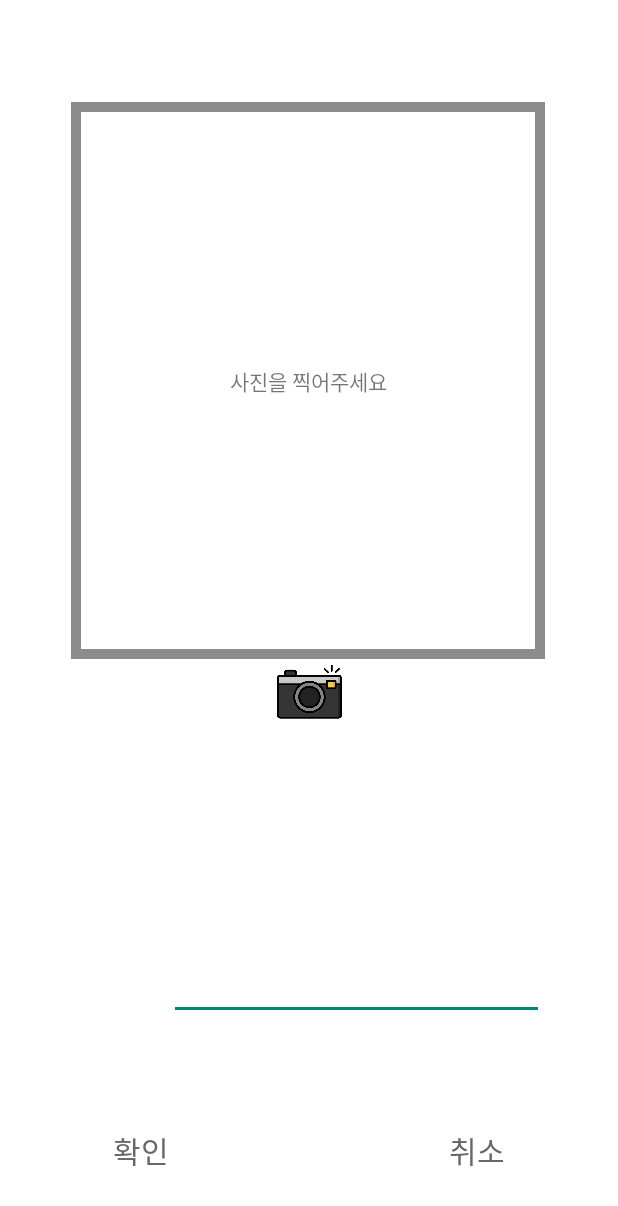
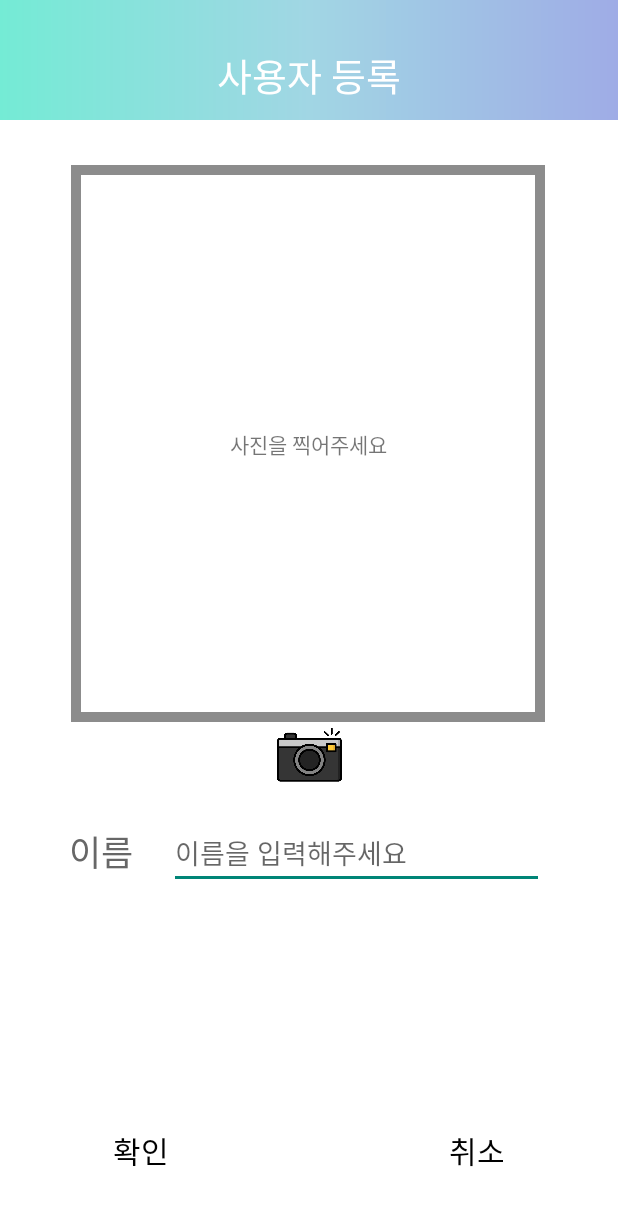
Before and after one commit to dudtjs1021ej/faceRecognition_doorlock, an Android app: the Face screen opened directly, with no data from a screen before it, on a phone screen of 412 x 824 dp. Shown: the top 1206 px of the screen. Run offline under Robolectric (Android 15) with nearby library versions, the phone set to English and light mode, and no system bars; our stand-ins replace Firebase (no records; nobody signed in at launch, a user with empty details on screens opened directly).

Commit message:
출입 기록 스크롤 오류 수정 & 사용자 등록 텍스트 invisible 수정

```diff
--- a/app/src/main/java/com/example/facerecognitionlock/CustomAdapter.java
+++ b/app/src/main/java/com/example/facerecognitionlock/CustomAdapter.java
@@ -40,7 +40,7 @@ public class CustomAdapter extends RecyclerView.Adapter<CustomAdapter.CustomView
                 .load(arrayList.get(position).getprofile())
              //   .error(R.drawable.ic_launcher_background)
                 .into(holder.profile);
-        holder.time.setText(arrayList.get(position).getTime()+" 출입을 감지했습니다.");
+        holder.time.setText(arrayList.get(position).getTime());
 
     }
 
--- a/app/src/main/java/com/example/facerecognitionlock/Fragment_cctv.java
+++ b/app/src/main/java/com/example/facerecognitionlock/Fragment_cctv.java
@@ -43,7 +43,6 @@ public class Fragment_cctv extends Fragment {
     ImageButton button;
     Button alarm;
     Boolean bAlarm;
-    ScrollView scrollView;
 
     //Boolean data_alarm=false;
     String imgUrl=null;
@@ -83,8 +82,6 @@ public class Fragment_cctv extends Fragment {
 
         recyclerView=view.findViewById(R.id.recyclerview);
 
-        scrollView=view.findViewById(R.id.scrollView2);
-        scrollView.fullScroll(ScrollView.FOCUS_DOWN);
 
         recyclerView.setHasFixedSize(true);
         layoutManager=new LinearLayoutManager(getActivity());
@@ -222,6 +219,8 @@ public class Fragment_cctv extends Fragment {
 
         return view;
     }
+
+
 
     public void visitorList(){ //방문자 목록 불러오기
         database=FirebaseDatabase.getInstance(); //파이어베이스 데이터베이스 연동
--- a/app/src/main/java/com/example/facerecognitionlock/SplashActivity.java
+++ b/app/src/main/java/com/example/facerecognitionlock/SplashActivity.java
@@ -40,7 +40,7 @@ public class SplashActivity extends Activity {
 
             @Override
             public void onAnimationEnd(Animation animation) {
-                startActivity(new Intent(SplashActivity.this, Login.class));
+                startActivity(new Intent(SplashActivity.this, MainActivity.class));
 
             }
 
--- a/app/src/main/res/layout/activity_face.xml
+++ b/app/src/main/res/layout/activity_face.xml
@@ -12,18 +12,19 @@
         android:id="@+id/image"
         android:layout_width="316dp"
         android:layout_height="371dp"
-        android:layout_marginTop="68dp"
+        android:layout_marginTop="30dp"
         android:autofillHints="사진을 찍어주세요"
         android:background="@drawable/frame"
         app:layout_constraintEnd_toEndOf="parent"
         app:layout_constraintHorizontal_bias="0.494"
         app:layout_constraintStart_toStartOf="parent"
-        app:layout_constraintTop_toTopOf="parent" />
+        app:layout_constraintTop_toBottomOf="@+id/constraintLayout3" />
 
     <TextView
         android:id="@+id/takePictureTextView"
         android:layout_width="wrap_content"
         android:layout_height="wrap_content"
+        android:fontFamily="@font/dream3"
         android:text="사진을 찍어주세요"
         android:visibility="visible"
         app:layout_constraintBottom_toBottomOf="@+id/image"
@@ -42,15 +43,6 @@
         app:layout_constraintStart_toStartOf="parent"
         app:layout_constraintTop_toBottomOf="@+id/image" />
 
-    <androidx.constraintlayout.widget.ConstraintLayout
-        android:id="@+id/constraintLayout3"
-        android:layout_width="0dp"
-        android:layout_height="0dp"
-        app:layout_constraintBottom_toBottomOf="parent"
-        app:layout_constraintEnd_toEndOf="parent"
-        app:layout_constraintStart_toStartOf="parent"
-        app:layout_constraintTop_toTopOf="parent">
-
 
     <Button
         android:id="@+id/bt_upload"
@@ -62,7 +54,7 @@
         android:fontFamily="@font/dream6"
         android:stateListAnimator="@null"
         android:text="확인"
-            android:textColor="#676767"
+        android:textColor="@color/black"
         android:textSize="20dp"
         app:layout_constraintBottom_toBottomOf="parent"
         app:layout_constraintStart_toStartOf="parent" />
@@ -86,27 +78,30 @@
         android:layout_width="55dp"
         android:layout_height="36dp"
         android:layout_marginStart="40dp"
-            android:layout_marginTop="540dp"
+        android:layout_marginTop="25dp"
         android:fontFamily="@font/dream6"
         android:text="이름"
         android:textAlignment="center"
         android:textColor="#676767"
         android:textSize="23dp"
-            android:visibility="invisible"
+        android:visibility="visible"
         app:layout_constraintStart_toStartOf="parent"
-            app:layout_constraintTop_toTopOf="parent" />
+        app:layout_constraintTop_toBottomOf="@+id/take_picture" />
 
     <EditText
         android:id="@+id/edit_name"
         android:layout_width="250dp"
         android:layout_height="wrap_content"
-            android:layout_marginBottom="144dp"
+        android:layout_marginTop="20dp"
         android:ems="10"
+        android:fontFamily="@font/dream3"
+        android:hint="이름을 입력해주세요"
         android:inputType="textPersonName"
-            app:layout_constraintBottom_toBottomOf="parent"
+        android:selectAllOnFocus="true"
         app:layout_constraintEnd_toEndOf="parent"
         app:layout_constraintHorizontal_bias="0.257"
-            app:layout_constraintStart_toEndOf="@+id/textView4" />
+        app:layout_constraintStart_toEndOf="@+id/textView4"
+        app:layout_constraintTop_toBottomOf="@+id/take_picture" />
 
     <Button
         android:id="@+id/bt_cancel"
@@ -118,11 +113,34 @@
         android:fontFamily="@font/dream6"
         android:stateListAnimator="@null"
         android:text="취소"
-            android:textColor="#676767"
+        android:textColor="@color/black"
         android:textSize="20dp"
         app:layout_constraintBottom_toBottomOf="parent"
         app:layout_constraintEnd_toEndOf="parent" />
 
+    <androidx.constraintlayout.widget.ConstraintLayout
+        android:id="@+id/constraintLayout3"
+        android:layout_width="match_parent"
+        android:layout_height="80dp"
+        android:background="@drawable/gradient_shadywater"
+        app:layout_constraintEnd_toEndOf="parent"
+        app:layout_constraintStart_toStartOf="parent"
+        app:layout_constraintTop_toTopOf="parent">
+
+        <TextView
+            android:id="@+id/textView10"
+            android:layout_width="wrap_content"
+            android:layout_height="wrap_content"
+            android:layout_marginTop="20dp"
+            android:fontFamily="@font/dream5"
+            android:text="사용자 등록"
+            android:textColor="@color/white"
+            android:textSize="25dp"
+            app:layout_constraintBottom_toBottomOf="parent"
+            app:layout_constraintEnd_toEndOf="parent"
+            app:layout_constraintStart_toStartOf="parent"
+            app:layout_constraintTop_toTopOf="parent" />
     </androidx.constraintlayout.widget.ConstraintLayout>
 
+
 </androidx.constraintlayout.widget.ConstraintLayout>
--- a/app/src/main/res/layout/fragment_lock.xml
+++ b/app/src/main/res/layout/fragment_lock.xml
@@ -30,4 +30,5 @@
         app:layout_constraintHorizontal_bias="0.495"
         app:layout_constraintStart_toStartOf="parent"
         app:layout_constraintTop_toBottomOf="@+id/door_textview" />
+
 </androidx.constraintlayout.widget.ConstraintLayout>
```
Also changed, not shown: app/src/main/java/com/example/facerecognitionlock/Face.java (+9 -2 lines), app/src/main/res/layout/fragment_cctv.xml (+29 -21 lines), app/src/main/res/layout/list_visitors.xml (+15 -5 lines). Lines whose indentation alone changed are shown as unchanged.
